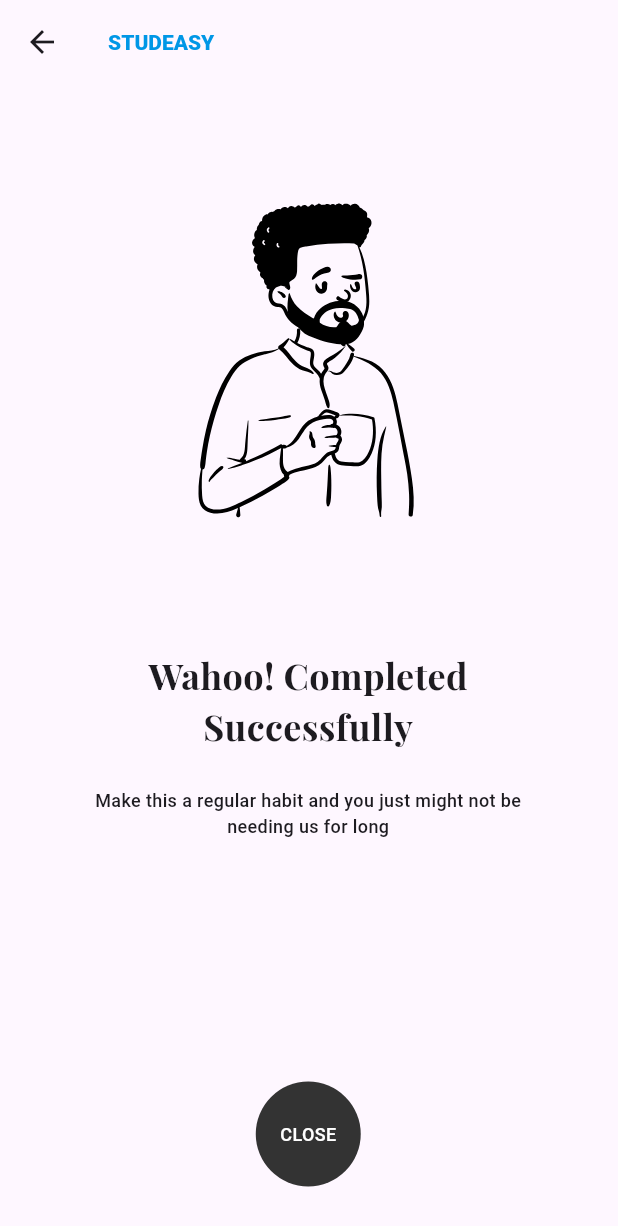
After one commit to emjaycodes/STUDEASY-UI, a Flutter app: the screen it shows after launch, after a tap on "/promptAI", on a phone screen of 412 x 824 dp. The commit adds this screen. Shown: the top 1226 px of the screen. Run offline on Flutter 3.47's test engine with Material 2 defaults, Android fonts, the phone set to English and light mode, and no system bars; our stand-ins replace flutter_svg, google_fonts.

Commit message:
Prompt AI and more refactoring

```diff
--- a/lib/core/assets.dart
+++ b/lib/core/assets.dart
@@ -1,6 +1,7 @@
 class ImageAssets {
   static const laptopGuy = 'assets/images/guywithlaptop.svg';
   static const girl = 'assets/images/girl.svg';
+  static const cupGuy = 'assets/images/guywithcup.svg';
 
   // icons
   static const email = 'assets/icons/email.svg';
--- a/lib/core/routes.dart
+++ b/lib/core/routes.dart
@@ -1,11 +1,11 @@
-
-
 import 'package:flutter/material.dart';
 import 'package:study_app/screens/home/home_screen.dart';
 import 'package:study_app/screens/onboarding/onboarding_screen.dart';
+import 'package:study_app/screens/prompt-AI/prompt_ai_screen.dart';
 import 'package:study_app/screens/prompt-AI/prompt_screen.dart';
 import 'package:study_app/screens/register/register_screen.dart';
 import 'package:study_app/screens/set_target/set_target_screen.dart';
+import 'package:collection/collection.dart';
 
 class AppRoutes {
   static const onboarding = '/';
@@ -13,13 +13,33 @@ class AppRoutes {
   static const setTarget = '/set_target';
   static const prompt = '/prompt';
   static const home = '/homescreen';
+  static const promptAi = '/promptAI';
 
 
   static Map<String, Widget Function(BuildContext)> current = {
-    onboarding: (context) => const OnboardingScreen(),
+    onboarding: (context) => list(context),
     register: (context) => const RegisterScreen(),
     setTarget: (context) =>  const SetTargetScreen(),
     prompt: (context) => const PromptScreen(),
     home: (context) =>  HomeScreen(),
+    promptAi: (context) =>  const PromptAiScreen(),
   };
+
+    /// A sample widget that just shows the entire routes in the app
+  static Widget list(BuildContext context) => Scaffold(
+        body: SafeArea(
+          child: ListView(
+            children: current.keys
+                .sorted()
+                .map(
+                  (key) => ListTile(
+                    title: Text(key),
+                    onTap: () => Navigator.pushNamed(context, key),
+                  ),
+                )
+                .toList(),
+          ),
+        ),
+      );
+
 }
--- a/lib/screens/home/home_screen_widgets/bottom_nav.dart
+++ b/lib/core/widgets/bottom_nav.dart
@@ -1,8 +1,8 @@
 import 'package:flutter/material.dart';
 import 'package:flutter_svg/svg.dart';
 
-import '../../../core/assets.dart';
-import '../../../core/colors.dart';
+import '../assets.dart';
+import '../colors.dart';
 
 class BottomNavBar extends StatefulWidget {
   const BottomNavBar({super.key});
--- /dev/null
+++ b/lib/core/widgets/circular_container.dart
@@ -0,0 +1,25 @@
+import 'package:flutter/material.dart';
+
+class CircularContainer extends StatelessWidget {
+  const CircularContainer({
+    super.key, required this.text, required this.color, this.onTap,
+  });
+  final Text text;
+  final Color color;
+  final void Function()? onTap;
+  @override
+  Widget build(BuildContext context) {
+    return InkWell(
+      onTap: onTap,
+      child: Container(
+        height: 70,
+        width: 70,
+        decoration: BoxDecoration(
+          shape: BoxShape.circle,
+          color: color
+        ),
+        child: Center(child: text),
+      ),
+    );
+  }
+}
--- a/lib/screens/home/home_screen_widgets/task_tile.dart
+++ b/lib/core/widgets/task_tile.dart
@@ -1,7 +1,7 @@
 import 'package:flutter/material.dart';
 import 'package:google_fonts/google_fonts.dart';
 
-import '../../../core/colors.dart';
+import '../colors.dart';
 
 class TaskTile extends StatelessWidget {
   const TaskTile({
--- /dev/null
+++ b/lib/core/widgets/textfield.dart
@@ -0,0 +1,23 @@
+import 'package:flutter/material.dart';
+
+class CustomTextfield extends StatelessWidget {
+  const CustomTextfield({
+    super.key,
+    required this.text,
+    required this.icon,
+  });
+  final String text;
+  final Widget icon;
+  @override
+  Widget build(BuildContext context) {
+    return Padding(
+      padding: const EdgeInsets.only(left: 48, right: 47),
+      child: TextFormField(
+        decoration: InputDecoration(
+            hintText: text,
+            suffixIcon:
+                Padding(padding: const EdgeInsets.all(15), child: icon)),
+      ),
+    );
+  }
+}
--- a/lib/screens/home/home_screen.dart
+++ b/lib/screens/home/home_screen.dart
@@ -2,10 +2,10 @@ import 'package:flutter/material.dart';
 import 'package:flutter_svg/flutter_svg.dart';
 import 'package:google_fonts/google_fonts.dart';
 import 'package:study_app/core/assets.dart';
-import 'package:study_app/screens/home/home_screen_widgets/bottom_nav.dart';
+import 'package:study_app/core/widgets/bottom_nav.dart';
 
 import '../../core/colors.dart';
-import 'home_screen_widgets/task_tile.dart';
+import '../../core/widgets/task_tile.dart';
 
 class HomeScreen extends StatefulWidget {
   HomeScreen({super.key});
--- a/lib/screens/onboarding/onboarding_screen.dart
+++ b/lib/screens/onboarding/onboarding_screen.dart
@@ -6,6 +6,7 @@ import 'package:google_fonts/google_fonts.dart';
 import '../../core/assets.dart';
 import '../../core/colors.dart';
 import '../../core/routes.dart';
+import '../../core/widgets/circular_container.dart';
 
 class OnboardingScreen extends StatelessWidget {
   const OnboardingScreen({super.key});
@@ -79,27 +80,3 @@ class OnboardingScreen extends StatelessWidget {
     );
   }
 }
-
-class CircularContainer extends StatelessWidget {
-  const CircularContainer({
-    super.key, required this.text, required this.color, this.onTap,
-  });
-  final Text text;
-  final Color color;
-  final void Function()? onTap;
-  @override
-  Widget build(BuildContext context) {
-    return InkWell(
-      onTap: onTap,
-      child: Container(
-        height: 70,
-        width: 70,
-        decoration: BoxDecoration(
-          shape: BoxShape.circle,
-          color: color
-        ),
-        child: Center(child: text),
-      ),
-    );
-  }
-}
--- /dev/null
+++ b/lib/screens/prompt-AI/prompt_ai_screen.dart
@@ -0,0 +1,74 @@
+import 'package:flutter/material.dart';
+import 'package:flutter_svg/flutter_svg.dart';
+import 'package:google_fonts/google_fonts.dart';
+import 'package:study_app/core/widgets/circular_container.dart';
+
+
+import '../../core/assets.dart';
+import '../../core/colors.dart';
+import '../../core/routes.dart';
+
+
+class PromptAiScreen extends StatelessWidget {
+  const PromptAiScreen({super.key});
+
+  @override
+  Widget build(BuildContext context) {
+    return Scaffold(
+      appBar: AppBar(
+        title: const Text(
+          'STUDEASY',
+          style: TextStyle(
+            fontWeight: FontWeight.w800,
+            fontSize: 14,
+            height: 17,
+            color: AppColor.vanadylBlue,
+          ),
+        ),
+      ),
+      body: Padding(
+        padding: const EdgeInsets.only(right: 51, left: 50, bottom: 33),
+        child: Column(
+          crossAxisAlignment: CrossAxisAlignment.center,
+          children: [
+            // image
+            Center(
+                child: Padding(
+              padding: const EdgeInsets.only(left: 51, right: 52),
+              child: SvgPicture.asset(ImageAssets.cupGuy),
+            )),
+            // big text
+            const SizedBox(
+              height: 7,
+            ),
+            Text(
+              'Wahoo! Completed Successfully',
+              textAlign: TextAlign.center,
+              style: GoogleFonts.playfairDisplay(
+                  fontWeight: FontWeight.w700, fontSize: 24),
+            ),
+
+            const SizedBox(
+              height:24,
+            ),
+            // small text
+            Text(
+              "Make this a regular habit and you just might not be needing us for long",
+              textAlign: TextAlign.center,
+              style: GoogleFonts.roboto(
+                fontWeight: FontWeight.w500,
+                fontSize: 12,
+              ),
+            ),
+            const Spacer(),
+            CircularContainer(text: Text('CLOSE', style: GoogleFonts.roboto(
+              fontWeight: FontWeight.w500,
+              fontSize: 12,
+              color: Colors.white
+            ),), color: AppColor.gray)
+          ],
+        ),
+      ),
+    );
+  }
+}
--- a/lib/screens/prompt-AI/prompt_screen.dart
+++ b/lib/screens/prompt-AI/prompt_screen.dart
@@ -7,6 +7,7 @@ import 'package:study_app/screens/onboarding/onboarding_screen.dart';
 import '../../core/assets.dart';
 import '../../core/colors.dart';
 import '../../core/routes.dart';
+import '../../core/widgets/circular_container.dart';
 
 class PromptScreen extends StatelessWidget {
   const PromptScreen({super.key});
--- a/lib/screens/register/register_screen.dart
+++ b/lib/screens/register/register_screen.dart
@@ -1,12 +1,13 @@
 import 'package:flutter/material.dart';
 import 'package:flutter_svg/flutter_svg.dart';
 import 'package:google_fonts/google_fonts.dart';
-import 'package:study_app/screens/onboarding/onboarding_screen.dart';
 
 
 import '../../core/assets.dart';
 import '../../core/colors.dart';
 import '../../core/routes.dart';
+import '../../core/widgets/circular_container.dart';
+import '../../core/widgets/textfield.dart';
 
 
 class RegisterScreen extends StatelessWidget {
@@ -36,7 +37,7 @@ class RegisterScreen extends StatelessWidget {
             child: SvgPicture.asset(ImageAssets.girl),
           )),
           // big text
-          SizedBox(
+          const SizedBox(
             height: 7,
           ),
           Text(
@@ -46,7 +47,7 @@ class RegisterScreen extends StatelessWidget {
                 fontWeight: FontWeight.w700, fontSize: 24),
           ),
 
-          SizedBox(
+          const SizedBox(
             height: 7,
           ),
           // small text
@@ -64,8 +65,8 @@ class RegisterScreen extends StatelessWidget {
               ImageAssets.email,
             ),
           ),
-          CustomTextfield(text: 'Email', icon: Icon(Icons.email_outlined)),
-          SizedBox(
+          const CustomTextfield(text: 'Email', icon: Icon(Icons.email_outlined)),
+          const SizedBox(
             height: 20,
           ),
           Align(
@@ -89,25 +90,3 @@ class RegisterScreen extends StatelessWidget {
     );
   }
 }
-
-class CustomTextfield extends StatelessWidget {
-  const CustomTextfield({
-    super.key,
-    required this.text,
-    required this.icon,
-  });
-  final String text;
-  final Widget icon;
-  @override
-  Widget build(BuildContext context) {
-    return Padding(
-      padding: const EdgeInsets.only(left: 48, right: 47),
-      child: TextFormField(
-        decoration: InputDecoration(
-            hintText: text,
-            suffixIcon:
-                Padding(padding: const EdgeInsets.all(15), child: icon)),
-      ),
-    );
-  }
-}
--- a/lib/screens/set_target/set_target_screen.dart
+++ b/lib/screens/set_target/set_target_screen.dart
@@ -6,6 +6,7 @@ import 'package:study_app/screens/onboarding/onboarding_screen.dart';
 
 import '../../core/colors.dart';
 import '../../core/routes.dart';
+import '../../core/widgets/circular_container.dart';
 
 
 class SetTargetScreen extends StatefulWidget {
```
Also changed, not shown: assets/images/guywithcup.svg (renamed from assets/images/guywithphone.svg).
